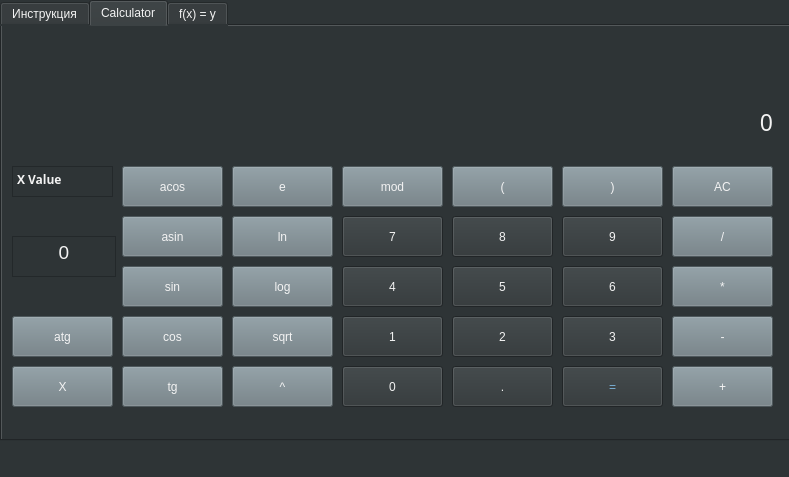
Before: the Qt Designer form Front/mainwindow.ui in Arnisfet/Smart_Calc, drawn with Qt 5.
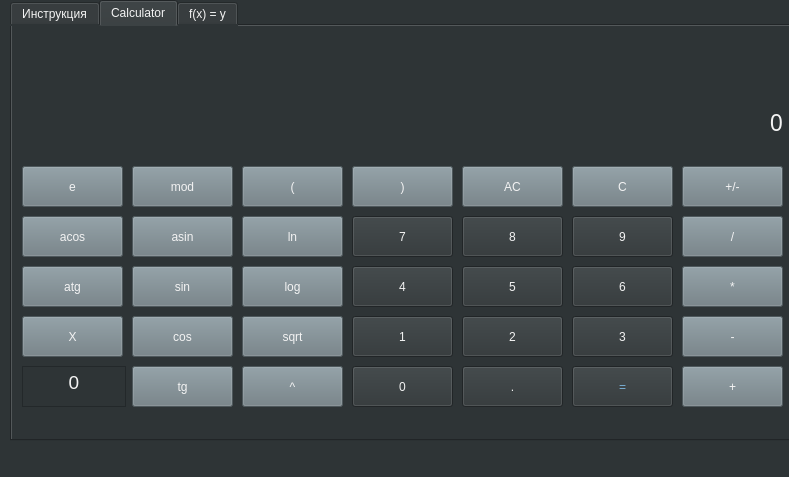
After: the same form once the commit is applied.

```diff
--- a/Front/mainwindow.ui
+++ b/Front/mainwindow.ui
@@ -21,7 +21,7 @@
    <widget class="QTabWidget" name="tabWidget">
     <property name="geometry">
      <rect>
-      <x>0</x>
+      <x>10</x>
       <y>0</y>
       <width>801</width>
       <height>441</height>
@@ -74,8 +74,8 @@
      <widget class="QPushButton" name="acos">
       <property name="geometry">
        <rect>
-        <x>120</x>
-        <y>140</y>
+        <x>10</x>
+        <y>190</y>
         <width>101</width>
         <height>41</height>
        </rect>
@@ -91,7 +91,7 @@
       <property name="geometry">
        <rect>
         <x>10</x>
-        <y>340</y>
+        <y>290</y>
         <width>101</width>
         <height>41</height>
        </rect>
@@ -106,7 +106,7 @@
      <widget class="QPushButton" name="leftBR">
       <property name="geometry">
        <rect>
-        <x>450</x>
+        <x>230</x>
         <y>140</y>
         <width>101</width>
         <height>41</height>
@@ -138,7 +138,7 @@
      <widget class="QPushButton" name="rightBR">
       <property name="geometry">
        <rect>
-        <x>560</x>
+        <x>340</x>
         <y>140</y>
         <width>101</width>
         <height>41</height>
@@ -215,7 +215,7 @@
      <widget class="QPushButton" name="mod">
       <property name="geometry">
        <rect>
-        <x>340</x>
+        <x>120</x>
         <y>140</y>
         <width>101</width>
         <height>41</height>
@@ -261,7 +261,7 @@
      <widget class="QPushButton" name="e">
       <property name="geometry">
        <rect>
-        <x>230</x>
+        <x>10</x>
         <y>140</y>
         <width>101</width>
         <height>41</height>
@@ -306,34 +306,6 @@
        <string>asin</string>
       </property>
      </widget>
-     <widget class="QPlainTextEdit" name="X_Value">
-      <property name="geometry">
-       <rect>
-        <x>10</x>
-        <y>140</y>
-        <width>101</width>
-        <height>31</height>
-       </rect>
-      </property>
-      <property name="font">
-       <font>
-        <family>MathJax_Math</family>
-        <bold>true</bold>
-       </font>
-      </property>
-      <property name="layoutDirection">
-       <enum>Qt::LeftToRight</enum>
-      </property>
-      <property name="autoFillBackground">
-       <bool>true</bool>
-      </property>
-      <property name="plainText">
-       <string>X Value</string>
-      </property>
-      <property name="centerOnScroll">
-       <bool>false</bool>
-      </property>
-     </widget>
      <widget class="QPushButton" name="divivsion">
       <property name="geometry">
        <rect>
@@ -353,7 +325,7 @@
      <widget class="QPushButton" name="drop">
       <property name="geometry">
        <rect>
-        <x>670</x>
+        <x>450</x>
         <y>140</y>
         <width>101</width>
         <height>41</height>
@@ -441,7 +413,7 @@
       <property name="geometry">
        <rect>
         <x>10</x>
-        <y>290</y>
+        <y>240</y>
         <width>101</width>
         <height>41</height>
        </rect>
@@ -618,7 +590,7 @@
       <property name="geometry">
        <rect>
         <x>10</x>
-        <y>210</y>
+        <y>340</y>
         <width>104</width>
         <height>41</height>
        </rect>
@@ -632,6 +604,38 @@
 &lt;p align=&quot;center&quot; style=&quot; margin-top:0px; margin-bottom:0px; margin-left:0px; margin-right:0px; -qt-block-indent:0; text-indent:0px;&quot;&gt;0&lt;/p&gt;&lt;/body&gt;&lt;/html&gt;</string>
       </property>
      </widget>
+     <widget class="QPushButton" name="droplast">
+      <property name="geometry">
+       <rect>
+        <x>560</x>
+        <y>140</y>
+        <width>101</width>
+        <height>41</height>
+       </rect>
+      </property>
+      <property name="styleSheet">
+       <string notr="true">background-color: rgb(109, 123, 129);</string>
+      </property>
+      <property name="text">
+       <string>C</string>
+      </property>
+     </widget>
+     <widget class="QPushButton" name="unoper">
+      <property name="geometry">
+       <rect>
+        <x>670</x>
+        <y>140</y>
+        <width>101</width>
+        <height>41</height>
+       </rect>
+      </property>
+      <property name="styleSheet">
+       <string notr="true">background-color: rgb(109, 123, 129);</string>
+      </property>
+      <property name="text">
+       <string>+/-</string>
+      </property>
+     </widget>
     </widget>
     <widget class="QWidget" name="tab_2">
      <attribute name="title">
```
